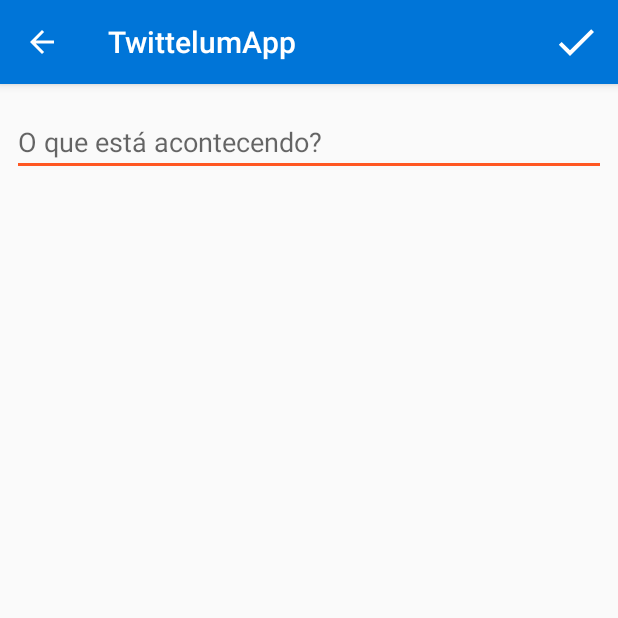
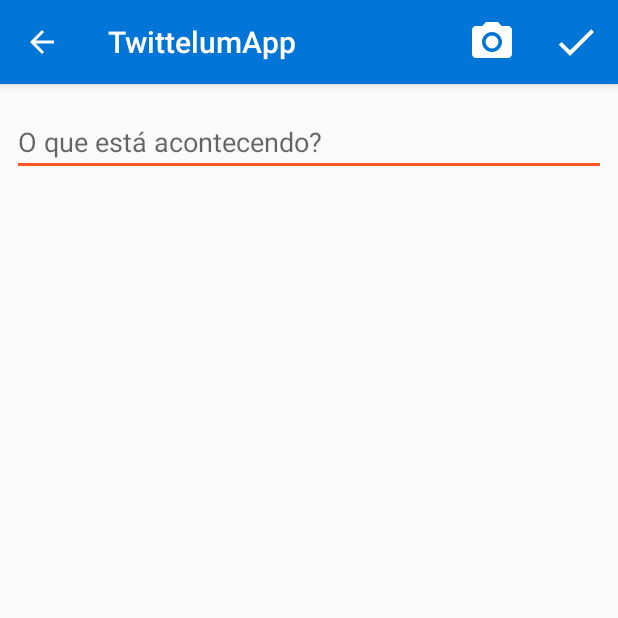
Before and after one commit to erickpreviato/caelum, an Android app: the screen it shows after launch (TweetActivity), after a tap on an icon or button, on a phone screen of 412 x 824 dp, the top half of it. Run offline under Robolectric (Android 15) with nearby library versions, the phone set to English and light mode, and no system bars; our stand-ins replace Room's generated code.

Commit message:
Realizado ate o exercicio 5.3.5

```diff
--- a/TwittelumApp/app/src/main/java/br/com/caelum/twittelumapp/dao/TweetDao.kt
+++ b/TwittelumApp/app/src/main/java/br/com/caelum/twittelumapp/dao/TweetDao.kt
@@ -2,6 +2,7 @@ package br.com.caelum.twittelumapp.dao
 
 import androidx.lifecycle.LiveData
 import androidx.room.Dao
+import androidx.room.Delete
 import androidx.room.Insert
 import androidx.room.Query
 import br.com.caelum.twittelumapp.modelo.Tweet
@@ -14,4 +15,7 @@ interface TweetDao {
 
     @Query("SELECT * FROM Tweet")
     fun lista(): LiveData<List<Tweet>>
+
+    @Delete
+    fun deleta(tweet: Tweet)
 }
--- a/TwittelumApp/app/src/main/java/br/com/caelum/twittelumapp/repository/TweetRepository.kt
+++ b/TwittelumApp/app/src/main/java/br/com/caelum/twittelumapp/repository/TweetRepository.kt
@@ -8,4 +8,5 @@ class TweetRepository(private val fonteDeDados: TweetDao) {
     fun list() = fonteDeDados.lista()
 
     fun salva(tweet: Tweet) = fonteDeDados.salva(tweet)
+    fun deleta(tweet: Tweet) = fonteDeDados.deleta(tweet)
 }
--- a/TwittelumApp/app/src/main/java/br/com/caelum/twittelumapp/viewmodel/TweetViewModel.kt
+++ b/TwittelumApp/app/src/main/java/br/com/caelum/twittelumapp/viewmodel/TweetViewModel.kt
@@ -9,4 +9,5 @@ class TweetViewModel(private val repositorio: TweetRepository) : ViewModel() {
     fun lista() = repositorio.list()
 
     fun salva(tweet: Tweet) = repositorio.salva(tweet)
+    fun deleta(tweet: Tweet) = repositorio.deleta(tweet)
 }
--- /dev/null
+++ b/TwittelumApp/app/src/main/res/drawable/ic_camera.xml
@@ -0,0 +1,6 @@
+<vector android:height="48dp" android:tint="#FFFFFF"
+    android:viewportHeight="24.0" android:viewportWidth="24.0"
+    android:width="48dp" xmlns:android="http://schemas.android.com/apk/res/android">
+    <path android:fillColor="#FF000000" android:pathData="M12,12m-3.2,0a3.2,3.2 0,1 1,6.4 0a3.2,3.2 0,1 1,-6.4 0"/>
+    <path android:fillColor="#FF000000" android:pathData="M9,2L7.17,4L4,4c-1.1,0 -2,0.9 -2,2v12c0,1.1 0.9,2 2,2h16c1.1,0 2,-0.9 2,-2L22,6c0,-1.1 -0.9,-2 -2,-2h-3.17L15,2L9,2zM12,17c-2.76,0 -5,-2.24 -5,-5s2.24,-5 5,-5 5,2.24 5,5 -2.24,5 -5,5z"/>
+</vector>
--- a/TwittelumApp/app/src/main/res/menu/tweet_menu.xml
+++ b/TwittelumApp/app/src/main/res/menu/tweet_menu.xml
@@ -1,6 +1,12 @@
 <?xml version="1.0" encoding="utf-8"?>
 <menu xmlns:android="http://schemas.android.com/apk/res/android"
     xmlns:app="http://schemas.android.com/apk/res-auto">
+
+    <item
+        android:id="@+id/btn_camera"
+        android:title="Foto"
+        android:icon="@drawable/ic_camera"
+        app:showAsAction="always" />
 
     <item
         android:id="@+id/btn_salvar"
--- /dev/null
+++ b/TwittelumApp/app/src/main/res/xml/provider_paths.xml
@@ -0,0 +1,6 @@
+<?xml version="1.0" encoding="utf-8"?>
+<paths>
+    <external-path
+        name="external_files"
+        path="." />
+</paths>
```
Also changed, not shown: TwittelumApp/app/src/main/AndroidManifest.xml (+9 -0 lines), TwittelumApp/app/src/main/java/br/com/caelum/twittelumapp/ListaTweetsActivity.kt (+19 -0 lines), TwittelumApp/app/src/main/java/br/com/caelum/twittelumapp/TweetActivity.kt (+21 -3 lines).
